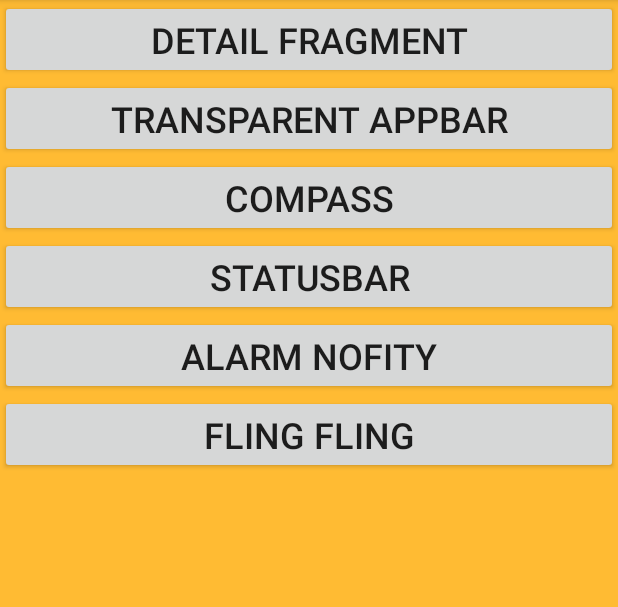
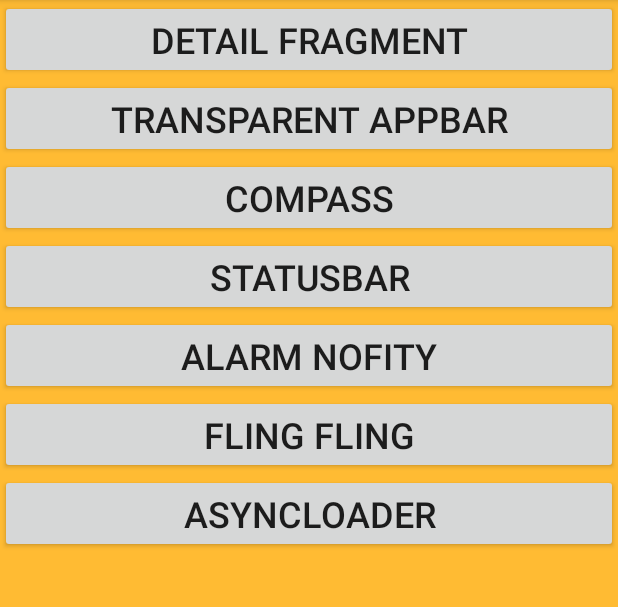
Before and after one commit to andaluz/MaterialDesign, an Android app: the screen it shows after launch (MainActivity), on a phone screen of 412 x 824 dp, the part 84-691 px from its top. Run offline under Robolectric (Android 15) with nearby library versions, the phone set to English and light mode, and no system bars; libraries missing offline, so code that uses them is left out: net.danlew.android.

Commit message:
Modified notification such that it opens the app after clicking on it. Added button for AsyncLoader.

```diff
--- a/app/src/main/java/app/appplanet/com/mytoolbar/MainFragment.java
+++ b/app/src/main/java/app/appplanet/com/mytoolbar/MainFragment.java
@@ -99,6 +99,17 @@ public class MainFragment extends Fragment {
                         .commit();
             }
         });
+
+        Button loader = (Button) getView().findViewById(R.id.button_loader);
+        loader.setOnClickListener(new View.OnClickListener() {
+            @Override
+            public void onClick(View v) {
+                FragmentManager fm = ((AppCompatActivity) getActivity()).getSupportFragmentManager();
+                fm.beginTransaction().add(R.id.fl_content, new LoaderFragment(), null)
+                        .addToBackStack(null)
+                        .commit();
+            }
+        });
     }
 
     private void setupAlarmNotification() {
--- a/app/src/main/res/layout/fragment_main.xml
+++ b/app/src/main/res/layout/fragment_main.xml
@@ -46,4 +46,11 @@
         android:textSize="24sp"
         android:text="Fling Fling"/>
 
+    <Button
+        android:id="@+id/button_loader"
+        android:layout_width="match_parent"
+        android:layout_height="wrap_content"
+        android:textSize="24sp"
+        android:text="AsyncLoader"/>
+
 </LinearLayout>
```
Also changed, not shown: app/src/main/java/app/appplanet/com/mytoolbar/AlarmReceiver.java (+13 -1 lines), app/src/main/java/app/appplanet/com/mytoolbar/LoaderFragment.java (added, +39 -0 lines).
